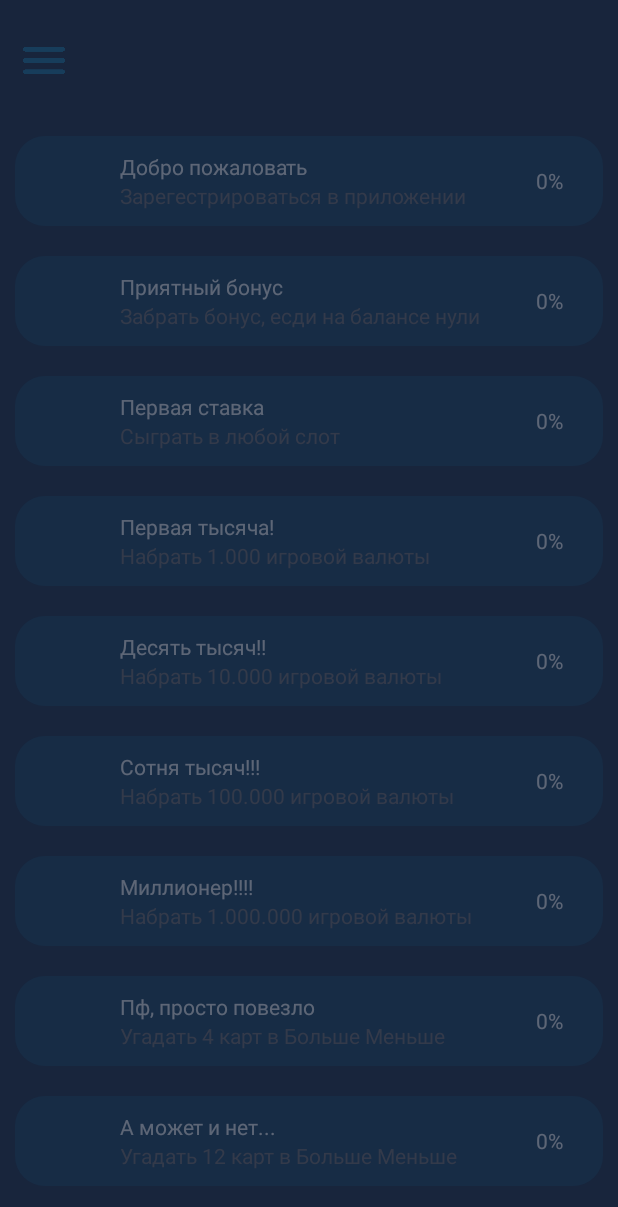
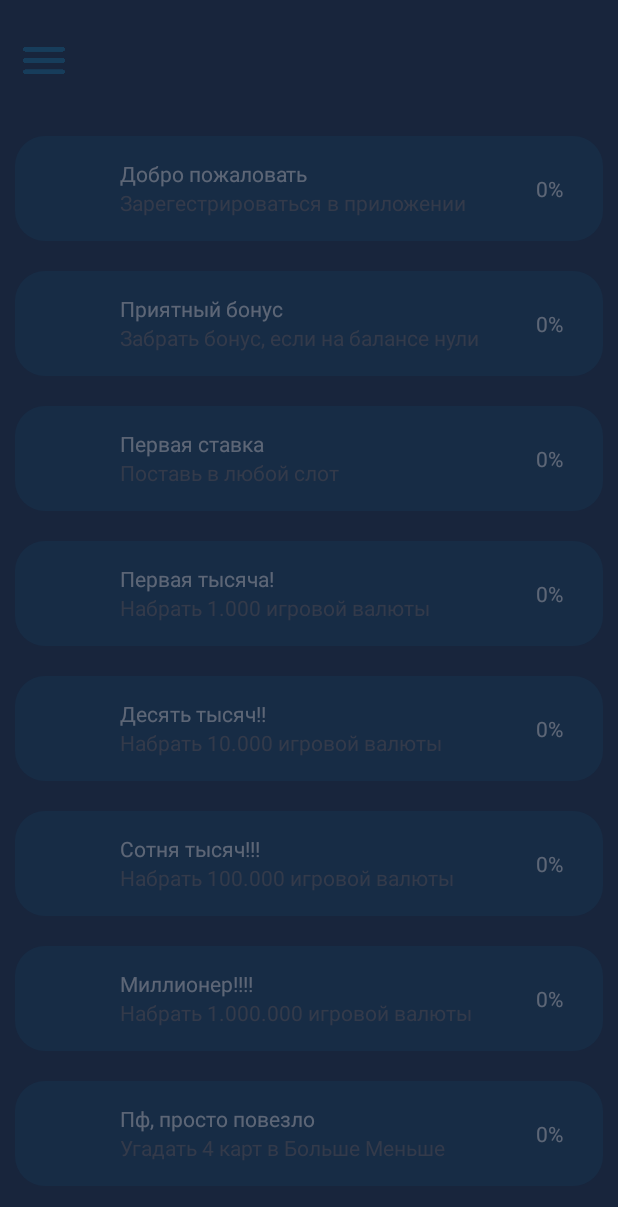
Before and after one commit to VashaAkulka/FortunaFun, an Android app: the AchievementActivity screen opened directly, with no data from a screen before it, on a phone screen of 412 x 824 dp. Shown: the top 1207 px of the screen. Run offline under Robolectric (Android 15) with nearby library versions, the phone set to English and light mode, and no system bars.

Commit message:
Fix and Achievement

```diff
--- a/app/src/main/java/com/example/roulet/CustomBaseAdapter.java
+++ b/app/src/main/java/com/example/roulet/CustomBaseAdapter.java
@@ -65,6 +65,10 @@ public class CustomBaseAdapter extends BaseAdapter {
         String name = (String) values.keySet().toArray()[i];
         Double count = values.get(name);
 
+        if (name.equals(LoginActivity.login) && i == 0) {
+            if (AchievementActivity.achievementMommy()) AchievementActivity.showMessage(view.getContext());
+        }
+
         textName.setText(name);
         textCount.setText("" + count);
         textNumber.setText("#" + (i + 1));
--- a/app/src/main/java/com/example/roulet/HomePage.java
+++ b/app/src/main/java/com/example/roulet/HomePage.java
@@ -39,8 +39,9 @@ public class HomePage extends AppCompatActivity {
 
     public void TakeBonus(View v) {
         Fantiki.currentFantiki += 50;
-        DataBase.updateData(Fantiki.currentFantiki);
+        DataBase.updateData(Fantiki.currentFantiki, this);
         Fantiki.ViewFantiki(findViewById(R.id.balanceView_home_page));
         findViewById(R.id.take_bonus_button).setEnabled(false);
+        if (AchievementActivity.achievementBonus()) AchievementActivity.showMessage(this);
     }
 }
--- a/app/src/main/java/com/example/roulet/RegistrationActivity.java
+++ b/app/src/main/java/com/example/roulet/RegistrationActivity.java
@@ -71,7 +71,7 @@ public class RegistrationActivity extends AppCompatActivity {
                 startActivity(intent);
             }
 
-            AchievementActivity.achievementReg();
+            if (AchievementActivity.achievementReg()) AchievementActivity.showMessage(this);
             cursor.close();
         } else {
             TextView error = findViewById(R.id.error_registration);
--- a/app/src/main/java/com/example/roulet/RouletteActivity.java
+++ b/app/src/main/java/com/example/roulet/RouletteActivity.java
@@ -63,7 +63,7 @@ public class RouletteActivity extends AppCompatActivity {
                     color = "#62ae34";
             }
 
-            Fantiki.loseOrWin_Roulette(color, findViewById(R.id.winningView));
+            Fantiki.loseOrWin_Roulette(color, findViewById(R.id.winningView), this);
             Fantiki.ViewFantiki(findViewById(R.id.balanceView));
 
             v.setBackgroundColor(Color.parseColor(color));
@@ -73,7 +73,7 @@ public class RouletteActivity extends AppCompatActivity {
             Fantiki.ZeroBetOnColor();
             switchEnableButton(true);
             findViewById(R.id.restartBet).setEnabled(true);
-
+            if (AchievementActivity.achievementFirstBet()) AchievementActivity.showMessage(this);
         }).withStartAction(() -> {
             switchEnableButton(false);
             v.setEnabled(false);
--- a/app/src/main/res/layout/activity_achievement.xml
+++ b/app/src/main/res/layout/activity_achievement.xml
@@ -35,7 +35,7 @@
                     android:id="@+id/achievement_1"
                     android:alpha="0.3"
                     android:layout_width="match_parent"
-                    android:layout_height="60dp"
+                    android:layout_height="70dp"
                     android:layout_margin="10dp"
                     android:background="@drawable/rounded_background_home_page">
 
@@ -81,7 +81,7 @@
                     android:id="@+id/achievement_2"
                     android:alpha="0.3"
                     android:layout_width="match_parent"
-                    android:layout_height="60dp"
+                    android:layout_height="70dp"
                     android:layout_margin="10dp"
                     android:background="@drawable/rounded_background_home_page">
 
@@ -109,7 +109,7 @@
                             android:layout_width="match_parent"
                             android:layout_height="0dp"
                             android:layout_weight="1"
-                            android:text="Забрать бонус, есди на балансе нули"
+                            android:text="Забрать бонус, если на балансе нули"
                             android:textColor="#756C6C"/>
                     </LinearLayout>
 
@@ -127,7 +127,7 @@
                     android:id="@+id/achievement_3"
                     android:alpha="0.3"
                     android:layout_width="match_parent"
-                    android:layout_height="60dp"
+                    android:layout_height="70dp"
                     android:layout_margin="10dp"
                     android:background="@drawable/rounded_background_home_page">
 
@@ -155,7 +155,7 @@
                             android:layout_width="match_parent"
                             android:layout_height="0dp"
                             android:layout_weight="1"
-                            android:text="Сыграть в любой слот"
+                            android:text="Поставь в любой слот"
                             android:textColor="#756C6C"/>
                     </LinearLayout>
 
@@ -173,7 +173,7 @@
                     android:id="@+id/achievement_4"
                     android:alpha="0.3"
                     android:layout_width="match_parent"
-                    android:layout_height="60dp"
+                    android:layout_height="70dp"
                     android:layout_margin="10dp"
                     android:background="@drawable/rounded_background_home_page">
 
@@ -219,7 +219,7 @@
                     android:id="@+id/achievement_5"
                     android:alpha="0.3"
                     android:layout_width="match_parent"
-                    android:layout_height="60dp"
+                    android:layout_height="70dp"
                     android:layout_margin="10dp"
                     android:background="@drawable/rounded_background_home_page">
 
@@ -265,7 +265,7 @@
                     android:id="@+id/achievement_6"
                     android:alpha="0.3"
                     android:layout_width="match_parent"
-                    android:layout_height="60dp"
+                    android:layout_height="70dp"
                     android:layout_margin="10dp"
                     android:background="@drawable/rounded_background_home_page">
 
@@ -311,7 +311,7 @@
                     android:id="@+id/achievement_7"
                     android:alpha="0.3"
                     android:layout_width="match_parent"
-                    android:layout_height="60dp"
+                    android:layout_height="70dp"
                     android:layout_margin="10dp"
                     android:background="@drawable/rounded_background_home_page">
 
@@ -357,7 +357,7 @@
                     android:id="@+id/achievement_8"
                     android:alpha="0.3"
                     android:layout_width="match_parent"
-                    android:layout_height="60dp"
+                    android:layout_height="70dp"
                     android:layout_margin="10dp"
                     android:background="@drawable/rounded_background_home_page">
 
@@ -404,7 +404,7 @@
                     android:id="@+id/achievement_9"
                     android:alpha="0.3"
                     android:layout_width="match_parent"
-                    android:layout_height="60dp"
+                    android:layout_height="70dp"
                     android:layout_margin="10dp"
                     android:background="@drawable/rounded_background_home_page">
 
@@ -450,7 +450,7 @@
                     android:id="@+id/achievement_10"
                     android:alpha="0.3"
                     android:layout_width="match_parent"
-                    android:layout_height="60dp"
+                    android:layout_height="70dp"
                     android:layout_margin="10dp"
                     android:background="@drawable/rounded_background_home_page">
 
@@ -497,7 +497,7 @@
                     android:id="@+id/achievement_11"
                     android:alpha="0.3"
                     android:layout_width="match_parent"
-                    android:layout_height="60dp"
+                    android:layout_height="70dp"
                     android:layout_margin="10dp"
                     android:background="@drawable/rounded_background_home_page">
 
@@ -543,7 +543,7 @@
                     android:id="@+id/achievement_12"
                     android:alpha="0.3"
                     android:layout_width="match_parent"
-                    android:layout_height="60dp"
+                    android:layout_height="70dp"
                     android:layout_margin="10dp"
                     android:background="@drawable/rounded_background_home_page">
 
@@ -563,7 +563,7 @@
                             android:layout_width="match_parent"
                             android:layout_height="0dp"
                             android:layout_weight="1"
-                            android:text="Хочу передать спасибо своей маме"
+                            android:text="Гордость мамы"
                             android:gravity="bottom"
                             android:textColor="#FFFFFF"/>
 
--- a/app/src/main/res/layout/activity_home_page.xml
+++ b/app/src/main/res/layout/activity_home_page.xml
@@ -99,7 +99,7 @@
                     android:layout_weight="0.3"
                     android:text="Для тех кто хочет отыграться"
                     android:textColor="#FFFFFF"
-                    android:textSize="11dp" />
+                    android:textSize="9dp" />
 
                 <Button
                     android:id="@+id/take_bonus_button"
```
Also changed, not shown: app/src/main/java/com/example/roulet/AchievementActivity.java (+60 -2 lines), app/src/main/java/com/example/roulet/DataBase.java (+7 -3 lines), app/src/main/java/com/example/roulet/Fantiki.java (+9 -2 lines), app/src/main/java/com/example/roulet/LessMoreActivity.java (+22 -6 lines).
